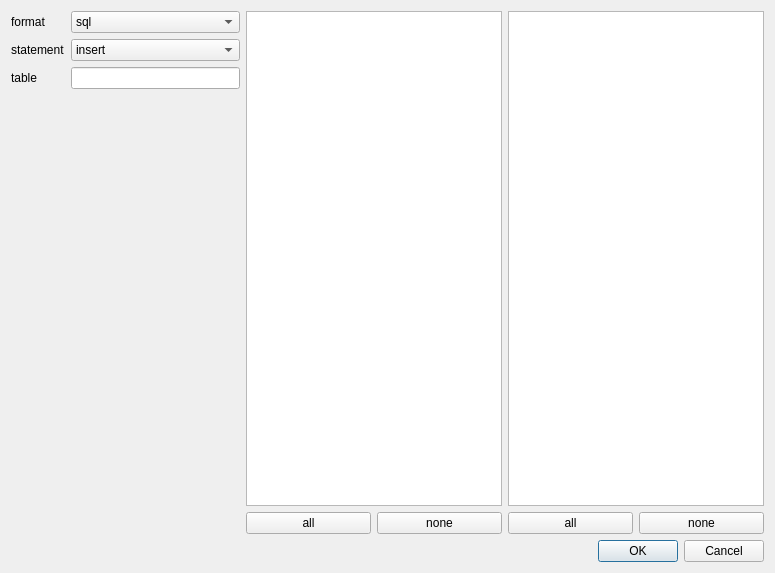
This is savedatadialog.ui in mugiseyebrows/mugi-query as Qt 5 draws it before an edit. The edited form follows.
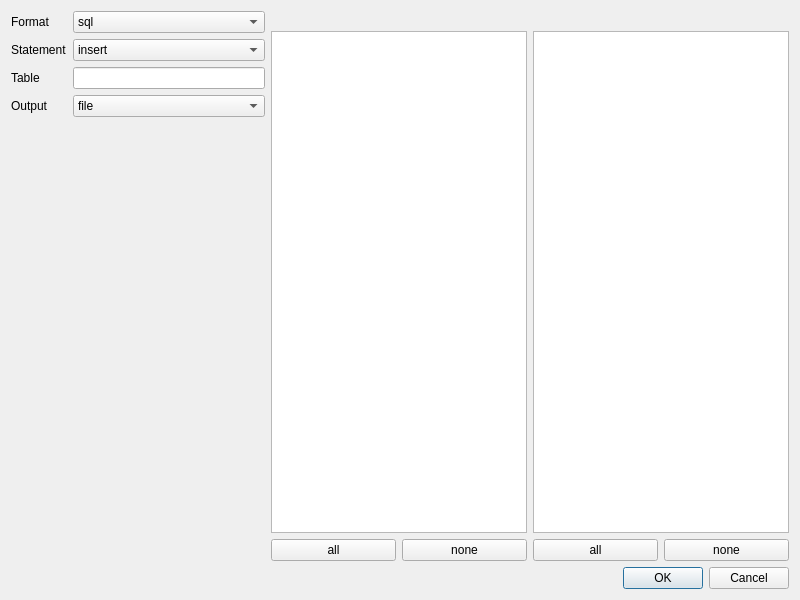
This is the edited form.

Commit message: save data to session, titles, fixes, statmodel

Diff of the .ui file:
```diff
--- a/savedatadialog.ui
+++ b/savedatadialog.ui
@@ -6,8 +6,8 @@
    <rect>
     <x>0</x>
     <y>0</y>
-    <width>775</width>
-    <height>573</height>
+    <width>800</width>
+    <height>600</height>
    </rect>
   </property>
   <property name="windowTitle">
@@ -17,42 +17,21 @@
    <item>
     <layout class="QHBoxLayout" name="horizontalLayout_3">
      <item>
-      <layout class="QGridLayout" name="gridLayout" rowstretch="0,0,0,0">
-       <item row="0" column="0">
-        <widget class="QLabel" name="label">
-         <property name="text">
-          <string>format</string>
-         </property>
-        </widget>
-       </item>
-       <item row="0" column="1">
-        <widget class="QComboBox" name="format">
-         <item>
-          <property name="text">
-           <string>sql</string>
-          </property>
-         </item>
-         <item>
-          <property name="text">
-           <string>csv</string>
-          </property>
-         </item>
-        </widget>
-       </item>
+      <layout class="QGridLayout" name="gridLayout" rowstretch="0,0,0,0,0">
        <item row="2" column="1">
         <widget class="QLineEdit" name="table"/>
        </item>
        <item row="2" column="0">
         <widget class="QLabel" name="label_3">
          <property name="text">
-          <string>table</string>
+          <string>Table</string>
          </property>
         </widget>
        </item>
        <item row="1" column="0">
         <widget class="QLabel" name="label_2">
          <property name="text">
-          <string>statement</string>
+          <string>Statement</string>
          </property>
         </widget>
        </item>
@@ -70,7 +49,7 @@
          </item>
         </widget>
        </item>
-       <item row="3" column="1">
+       <item row="4" column="1">
         <spacer name="verticalSpacer">
          <property name="orientation">
           <enum>Qt::Vertical</enum>
@@ -83,10 +62,60 @@
          </property>
         </spacer>
        </item>
+       <item row="0" column="1">
+        <widget class="QComboBox" name="format">
+         <item>
+          <property name="text">
+           <string>sql</string>
+          </property>
+         </item>
+         <item>
+          <property name="text">
+           <string>csv</string>
+          </property>
+         </item>
+        </widget>
+       </item>
+       <item row="0" column="0">
+        <widget class="QLabel" name="label">
+         <property name="text">
+          <string>Format</string>
+         </property>
+        </widget>
+       </item>
+       <item row="3" column="0">
+        <widget class="QLabel" name="label_4">
+         <property name="text">
+          <string>Output</string>
+         </property>
+        </widget>
+       </item>
+       <item row="3" column="1">
+        <widget class="QComboBox" name="output">
+         <item>
+          <property name="text">
+           <string>file</string>
+          </property>
+         </item>
+         <item>
+          <property name="text">
+           <string>new session</string>
+          </property>
+         </item>
+         <item>
+          <property name="text">
+           <string>current session</string>
+          </property>
+         </item>
+        </widget>
+       </item>
       </layout>
      </item>
      <item>
       <layout class="QVBoxLayout" name="verticalLayout">
+       <item>
+        <widget class="QLabel" name="dataLabel"/>
+       </item>
        <item>
         <widget class="QListView" name="data"/>
        </item>
@@ -112,6 +141,9 @@
      </item>
      <item>
       <layout class="QVBoxLayout" name="verticalLayout_2">
+       <item>
+        <widget class="QLabel" name="keysLabel"/>
+       </item>
        <item>
         <widget class="QListView" name="keys"/>
        </item>
```
Left out of the diff: 2 changed lines with no effect on the pictures. The commit also changes 30 other files.
